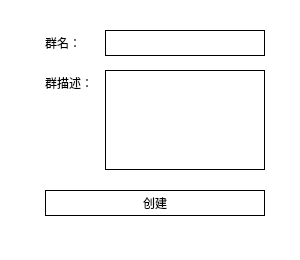
linhaojun857/cooper-im-client, file view/CGWidget.ui: the form before one commit.
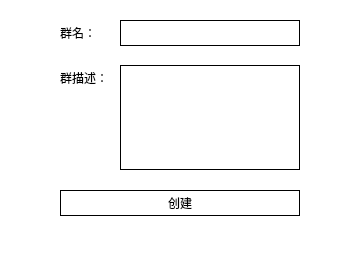
The form after the commit.

```diff
--- a/view/CGWidget.ui
+++ b/view/CGWidget.ui
@@ -6,7 +6,7 @@
    <rect>
     <x>0</x>
     <y>0</y>
-    <width>300</width>
+    <width>360</width>
     <height>260</height>
    </rect>
   </property>
@@ -24,8 +24,8 @@
   <widget class="QLabel" name="nameLabel">
    <property name="geometry">
     <rect>
-     <x>45</x>
-     <y>30</y>
+     <x>60</x>
+     <y>20</y>
      <width>60</width>
      <height>26</height>
     </rect>
@@ -42,9 +42,9 @@
   <widget class="QLineEdit" name="m_nameLineEdit">
    <property name="geometry">
     <rect>
-     <x>105</x>
-     <y>30</y>
-     <width>160</width>
+     <x>120</x>
+     <y>20</y>
+     <width>180</width>
      <height>26</height>
     </rect>
    </property>
@@ -56,8 +56,8 @@
   <widget class="QLabel" name="descLabel">
    <property name="geometry">
     <rect>
-     <x>45</x>
-     <y>70</y>
+     <x>60</x>
+     <y>65</y>
      <width>60</width>
      <height>26</height>
     </rect>
@@ -74,10 +74,10 @@
   <widget class="QTextEdit" name="m_descTextEdit">
    <property name="geometry">
     <rect>
-     <x>105</x>
-     <y>70</y>
-     <width>160</width>
-     <height>100</height>
+     <x>120</x>
+     <y>65</y>
+     <width>180</width>
+     <height>105</height>
     </rect>
    </property>
    <property name="styleSheet">
@@ -88,9 +88,9 @@
   <widget class="QPushButton" name="m_createPushButton">
    <property name="geometry">
     <rect>
-     <x>45</x>
+     <x>60</x>
      <y>190</y>
-     <width>220</width>
+     <width>240</width>
      <height>26</height>
     </rect>
    </property>
```
